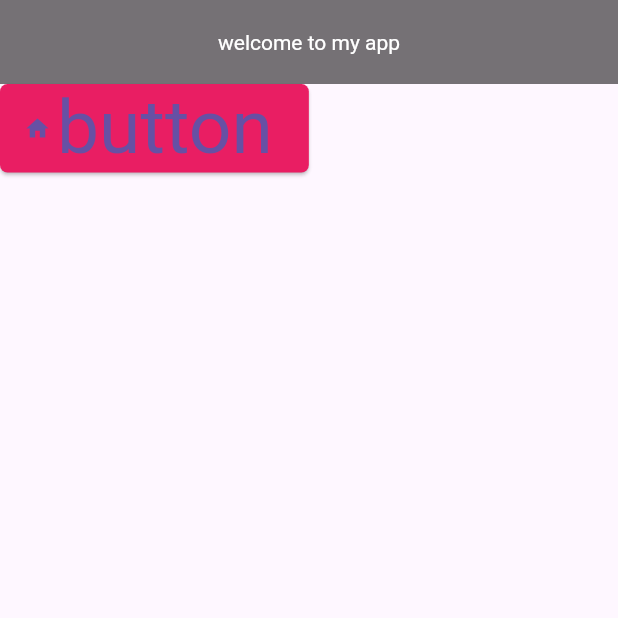
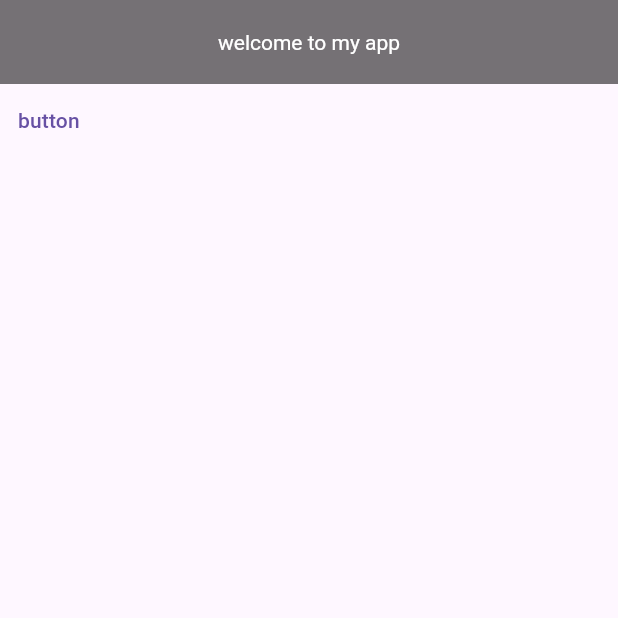
Before and after one commit to faria087/flutter, a Flutter app: the screen it shows after launch, on a phone screen of 412 x 824 dp, the top half of it. Run offline on Flutter 3.47's test engine with Material 3 defaults, Android fonts, the phone set to English and light mode, and no system bars.

Commit message:
text button

```diff
--- a/lib/home/screen.dart
+++ b/lib/home/screen.dart
@@ -61,18 +61,19 @@ class _HscreenState extends State<Hscreen> {
       //   radius: 100,
       //   backgroundImage: AssetImage('assets/images/1.jpg'),
       // ),
-      body: ElevatedButton.icon(
-        onPressed: () {},
+      // body: ElevatedButton.icon(
+      //   onPressed: () {},
 
-        style: ElevatedButton.styleFrom(
-          backgroundColor: Colors.pink,
-          textStyle: TextStyle(fontSize: 50, color: Colors.black),
-          shape: RoundedRectangleBorder(borderRadius: BorderRadius.circular(5)),
-          // fixedSize: Size(100, 100),
-        ),
-        label: Text('button'),
-        icon: Icon(Icons.home),
-      ),
+      //   style: ElevatedButton.styleFrom(
+      //     backgroundColor: Colors.pink,
+      //     textStyle: TextStyle(fontSize: 50, color: Colors.black),
+      //     shape: RoundedRectangleBorder(borderRadius: BorderRadius.circular(5)),
+      //     // fixedSize: Size(100, 100),
+      //   ),
+      //   label: Text('button'),
+      //   icon: Icon(Icons.home),
+      // ),
+      body: TextButton(onPressed: () {}, child: Text('button')),
     );
   }
 }
```
